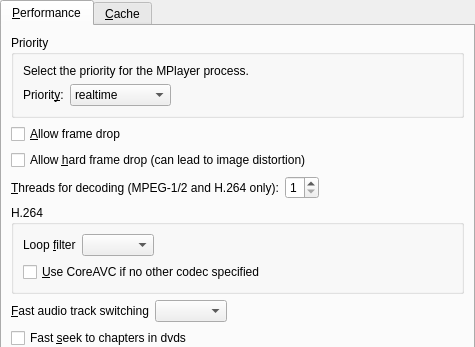
Before: the Qt Designer form src/prefperformance.ui in wilbert2000/wzplayer, drawn with Qt 5; both pictures show x 0 to 475 and y 0 to 347 of the 475 by 591 pixel window.
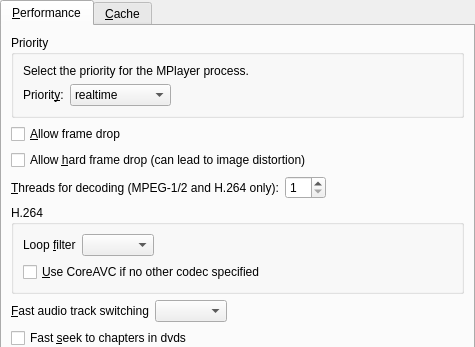
After: the same form once the commit is applied. Custom widgets are drawn as their Qt base class.

Commit message: Bump max threads to 16 (allowed since mplayer r34836)

Patch:
```diff
--- a/src/prefperformance.ui
+++ b/src/prefperformance.ui
@@ -198,7 +198,7 @@
             <number>1</number>
            </property>
            <property name="maximum" >
-            <number>8</number>
+            <number>16</number>
            </property>
            <property name="value" >
             <number>1</number>
```
